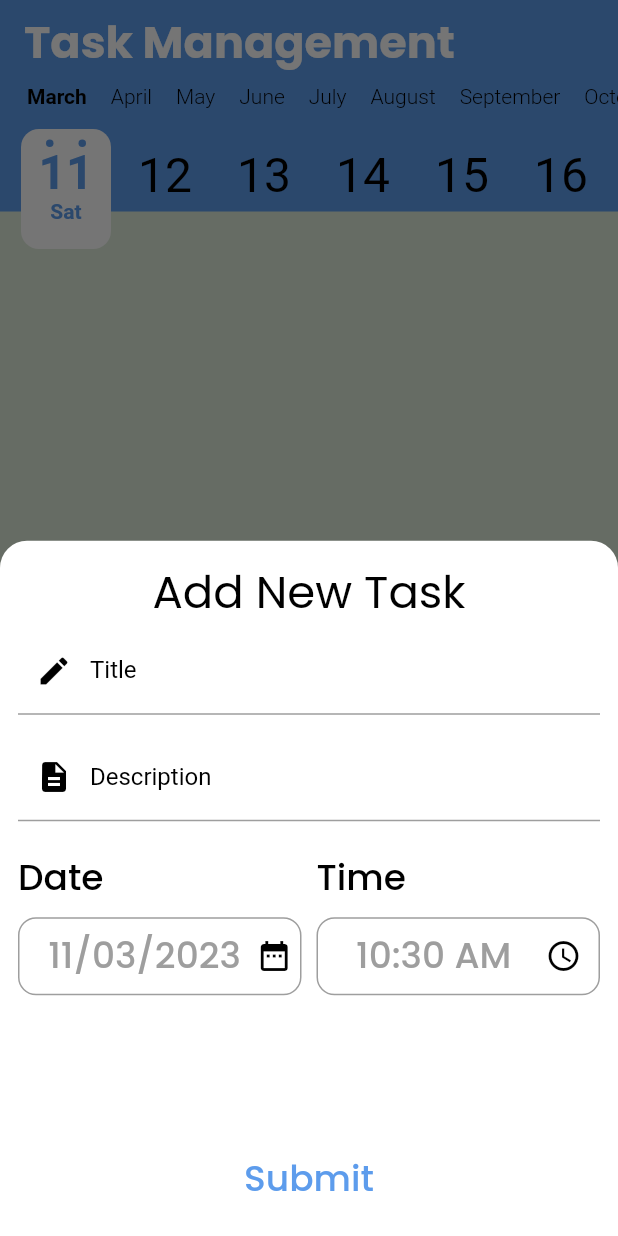
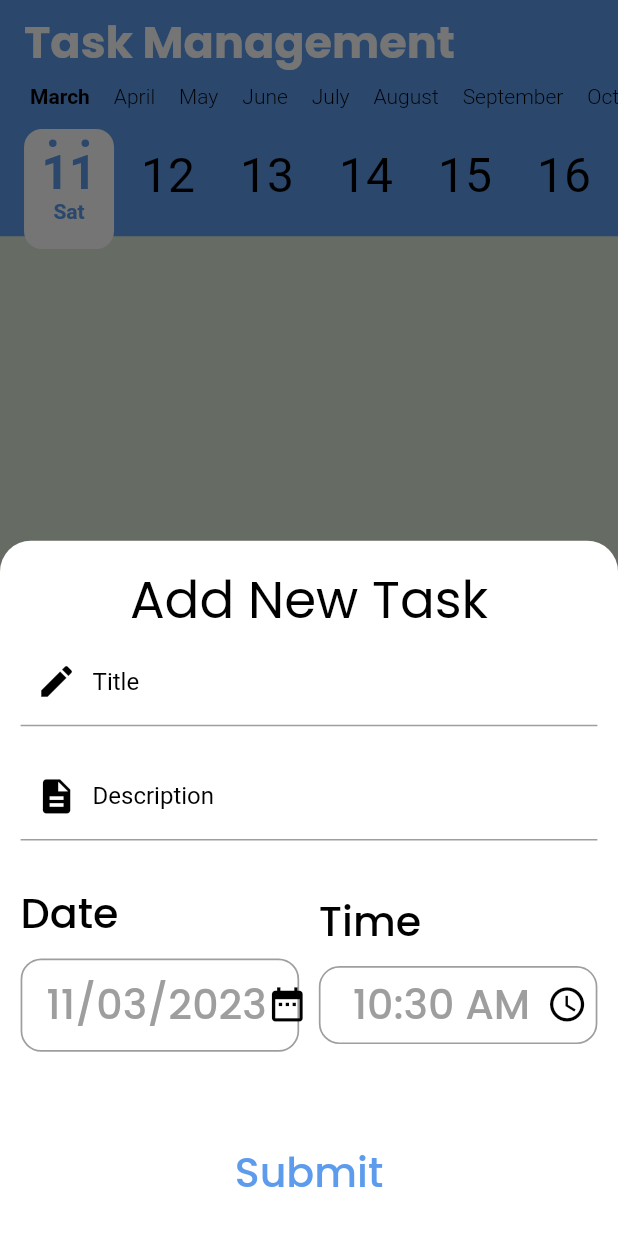
Before and after one commit to HusseinMohamed99/Task-Management, a Flutter app: the screen it shows after launch, after a tap on the "add" icon, on a phone screen of 412 x 824 dp. Run offline on Flutter 3.47's test engine with Material 2 defaults, Android fonts, the phone set to English and light mode, and no system bars; drawn by our look-alikes of calendar_timeline; our stand-ins replace cloud_firestore, firebase_core, flutter_screenutil, flutter_slidable, font_awesome_flutter, google_fonts and 2 more; accounts and stored records are empty; generated files the repository leaves out were written again.

Commit message:
New Updates
Signed-off-by: HusseinMohamed <husseinhtm99@gmail.com>

```diff
--- a/lib/screens/tasks/tasks_screen.dart
+++ b/lib/screens/tasks/tasks_screen.dart
@@ -1,6 +1,7 @@
 import 'package:calendar_timeline/calendar_timeline.dart';
 import 'package:cloud_firestore/cloud_firestore.dart';
 import 'package:flutter/material.dart';
+import 'package:flutter_screenutil/flutter_screenutil.dart';
 import 'package:google_fonts/google_fonts.dart';
 import 'package:provider/provider.dart';
 import 'package:task_management/model/task_model.dart';
@@ -34,11 +35,19 @@ class _TasksScreenState extends State<TasksScreen> {
       children: [
         Stack(
           children: [
-            Container(color: ThemeApp.lightPrimary,width: double.infinity,height: 85,),
+            Container(
+              color: ThemeApp.lightPrimary,
+              width: double.infinity,
+              height: 85.h,
+            ),
             CalendarTimeline(
               initialDate: selectedDate,
-              firstDate: DateTime.now().subtract(const Duration(days: 365)),
-              lastDate: DateTime.now().add(const Duration(days: 365)),
+              firstDate: DateTime.now().subtract(
+                const Duration(days: 365),
+              ),
+              lastDate: DateTime.now().add(
+                const Duration(days: 365),
+              ),
               onDateSelected: (date) {
                 if (date == null) {
                   return;
@@ -47,14 +56,15 @@ class _TasksScreenState extends State<TasksScreen> {
                   selectedDate = date;
                 });
               },
-              leftMargin: 14,
+              leftMargin: 14.r,
               monthColor: Colors.black,
               dayColor: Colors.black,
               activeDayColor: Theme.of(context).primaryColor,
               activeBackgroundDayColor: Colors.white,
               dotsColor: Theme.of(context).primaryColor,
               selectableDayPredicate: (date) => true,
-              locale: settingsProvider.currentLanguage == 'en' ? 'en_ISO' : 'ar',
+              locale:
+                  settingsProvider.currentLanguage == 'en' ? 'en_ISO' : 'ar',
             ),
           ],
         ),
@@ -63,21 +73,28 @@ class _TasksScreenState extends State<TasksScreen> {
             stream: MyDataBase.getTasks(selectedDate),
             builder: (buildContext, snapshot) {
               if (snapshot.connectionState == ConnectionState.waiting) {
-                return Center(child: AdaptiveIndicator(os: getOs()));
+                return Center(
+                  child: AdaptiveIndicator(
+                    os: getOs(),
+                  ),
+                );
               }
               if (snapshot.hasError) {
                 return Center(
                   child: Column(
                     mainAxisAlignment: MainAxisAlignment.center,
                     children: [
-                       Text(AppLocalizations.of(context)!.error_loading),
+                      Text(
+                        AppLocalizations.of(context)!.error_loading,
+                      ),
                       MaterialButton(
                         clipBehavior: Clip.antiAliasWithSaveLayer,
                         onPressed: () {},
                         child: Text(
                           AppLocalizations.of(context)!.try_again,
                           style: GoogleFonts.poppins(
-                              textStyle: Theme.of(context).textTheme.headline6),
+                            textStyle: Theme.of(context).textTheme.headline6,
+                          ),
                         ),
                       ),
                     ],
@@ -93,11 +110,14 @@ class _TasksScreenState extends State<TasksScreen> {
                         'assets/images/search.png',
                         color: Colors.grey,
                       ),
-                      const Space(width: 0, height: 20),
+                      Space(
+                        width: 0,
+                        height: 20.h,
+                      ),
                       Text(
                         AppLocalizations.of(context)!.no_task,
                         style: GoogleFonts.roboto(
-                          fontSize: 20,
+                          fontSize: 20.sp,
                           color: Colors.grey,
                         ),
                       ),
@@ -105,7 +125,11 @@ class _TasksScreenState extends State<TasksScreen> {
                   ),
                 );
               }
-              var tasks = snapshot.data?.docs.map((doc) => doc.data()).toList();
+              var tasks = snapshot.data?.docs
+                  .map(
+                    (doc) => doc.data(),
+                  )
+                  .toList();
               return ListView.builder(
                 itemBuilder: (_, index) {
                   return TasksItem(tasks![index]);
@@ -119,23 +143,3 @@ class _TasksScreenState extends State<TasksScreen> {
     );
   }
 }
-
-// class TasksProvider extends ChangeNotifier
-// {
-//   List <TasksModel> tasks ;
-//
-//   void loadTask()
-//   {
-//
-//   }
-//
-//   void addTask()
-//   {
-//     MyDataBase.insertTasks(tasks);
-//   }
-//
-//   void deleteTask()
-//   {
-//     MyDataBase.deleteTask(tasks);
-//   }
-// }
--- a/lib/shared/components/size_box.dart
+++ b/lib/shared/components/size_box.dart
@@ -1,4 +1,5 @@
 import 'package:flutter/material.dart';
+import 'package:flutter_screenutil/flutter_screenutil.dart';
 
 class Space extends StatelessWidget {
  final double width;
@@ -8,8 +9,8 @@ class Space extends StatelessWidget {
   @override
   Widget build(BuildContext context) {
     return SizedBox(
-        width: width,
-        height: height,
-      );
+      width: width.w,
+      height: height.h,
+    );
     }
 }
--- a/lib/shared/components/tasks_bottom_sheet.dart
+++ b/lib/shared/components/tasks_bottom_sheet.dart
@@ -1,4 +1,5 @@
 import 'package:flutter/material.dart';
+import 'package:flutter_screenutil/flutter_screenutil.dart';
 import 'package:font_awesome_flutter/font_awesome_flutter.dart';
 import 'package:google_fonts/google_fonts.dart';
 import 'package:provider/provider.dart';
@@ -10,6 +11,7 @@ import 'package:task_management/shared/components/size_box.dart';
 import 'package:task_management/shared/database/my_database.dart';
 import 'package:task_management/shared/providers/settings_provider.dart';
 import 'package:flutter_gen/gen_l10n/app_localizations.dart';
+import 'package:task_management/shared/style/theme.dart';
 
 class TasksBottomSheet extends StatefulWidget {
   const TasksBottomSheet({super.key});
@@ -27,7 +29,7 @@ class _TasksBottomSheetState extends State<TasksBottomSheet> {
   Widget build(BuildContext context) {
     var provider = Provider.of<SettingsProvider>(context);
     return Container(
-      padding: const EdgeInsets.all(12),
+      padding: const EdgeInsets.all(12).r,
       child: Form(
         key: formKey,
         child: Column(
@@ -45,17 +47,21 @@ class _TasksBottomSheetState extends State<TasksBottomSheet> {
             ),
             TextFormField(
               style: TextStyle(
-                  color: provider.isDarkMode() ? Colors.white : Colors.black),
+                color: provider.isDarkMode() ? Colors.white : Colors.black,
+              ),
               controller: titleController,
               keyboardType: TextInputType.text,
               decoration: InputDecoration(
-                  labelText:  AppLocalizations.of(context)!.title_,
+                labelText: AppLocalizations.of(context)!.title_,
                 labelStyle: TextStyle(
                   color: provider.isDarkMode() ? Colors.white : Colors.black,
                 ),
-                  prefixIcon: Icon(Icons.edit,
-                      color:
-                          provider.isDarkMode() ? Colors.white : Colors.black)),
+                prefixIcon: Icon(
+                  size: 24.sp,
+                  Icons.edit,
+                  color: provider.isDarkMode() ? Colors.white : Colors.black,
+                ),
+              ),
               validator: (value) {
                 if (value!.trim().isEmpty) {
                   return AppLocalizations.of(context)!.valid_title;
@@ -66,22 +72,29 @@ class _TasksBottomSheetState extends State<TasksBottomSheet> {
                 return null;
               },
             ),
-            const Space(width: 0, height: 12),
+            Space(
+              width: 0,
+              height: 12.h,
+            ),
             TextFormField(
               style: TextStyle(
-                  color: provider.isDarkMode() ? Colors.white : Colors.black),
+                color: provider.isDarkMode() ? Colors.white : Colors.black,
+              ),
               controller: descriptionController,
               maxLines: 6,
               minLines: 1,
               keyboardType: TextInputType.text,
               decoration: InputDecoration(
-                  labelText:  AppLocalizations.of(context)!.desc,
+                labelText: AppLocalizations.of(context)!.desc,
                 labelStyle: TextStyle(
-                      color:
-                          provider.isDarkMode() ? Colors.white : Colors.black),
-                  prefixIcon: Icon(Icons.description,
-                      color:
-                          provider.isDarkMode() ? Colors.white : Colors.black)),
+                  color: provider.isDarkMode() ? Colors.white : Colors.black,
+                ),
+                prefixIcon: Icon(
+                  size: 24.sp,
+                  Icons.description,
+                  color: provider.isDarkMode() ? Colors.white : Colors.black,
+                ),
+              ),
               validator: (value) {
                 if (value!.trim().isEmpty) {
                   return AppLocalizations.of(context)!.valid_desc;
@@ -92,7 +105,7 @@ class _TasksBottomSheetState extends State<TasksBottomSheet> {
                 return null;
               },
             ),
-            const Space(width: 0, height: 20),
+            Space(width: 0, height: 20.h),
             Row(
               children: [
                 Expanded(
@@ -106,23 +119,26 @@ class _TasksBottomSheetState extends State<TasksBottomSheet> {
                         Text(
                           AppLocalizations.of(context)!.date,
                           style: GoogleFonts.poppins(
-                              textStyle: Theme.of(context)
-                                  .textTheme
-                                  .headline6!
-                                  .copyWith(
+                            textStyle:
+                                Theme.of(context).textTheme.headline6!.copyWith(
                                       color: provider.isDarkMode()
                                           ? Colors.white
-                                          : Colors.black)),
+                                          : Colors.black,
+                                    ),
+                          ),
                         ),
                         Container(
                           alignment: Alignment.center,
-                          margin: const EdgeInsets.only(top: 8.0),
-                          padding: const EdgeInsets.only(left: 14.0),
-                          height: 52,
+                          margin: const EdgeInsets.only(top: 8.0).r,
+                          padding: const EdgeInsets.only(left: 14.0).r,
+                          height: 52.h,
                           decoration: BoxDecoration(
-                              border:
-                                  Border.all(color: Colors.grey, width: 1.0),
-                              borderRadius: BorderRadius.circular(12)),
+                            border: Border.all(
+                              color: Colors.grey,
+                              width: 1.0.w,
+                            ),
+                            borderRadius: BorderRadius.circular(12).r,
+                          ),
                           child: Row(
                             mainAxisAlignment: MainAxisAlignment.spaceAround,
                             children: [
@@ -137,10 +153,13 @@ class _TasksBottomSheetState extends State<TasksBottomSheet> {
                                       ),
                                 ),
                               ),
-                              Icon(Icons.date_range,
+                              Icon(
+                                Icons.date_range,
                                 color: provider.isDarkMode()
                                     ? Colors.white
-                                      : Colors.black),
+                                    : Colors.black,
+                                size: 24.sp,
+                              ),
                             ],
                           ),
                         ),
@@ -148,7 +167,7 @@ class _TasksBottomSheetState extends State<TasksBottomSheet> {
                     ),
                   ),
                 ),
-                const Space(width: 10, height: 0),
+                Space(width: 10.w, height: 0),
                 Expanded(
                   child: InkWell(
                     onTap: () {
@@ -166,17 +185,19 @@ class _TasksBottomSheetState extends State<TasksBottomSheet> {
                                 .copyWith(
                                     color: provider.isDarkMode()
                                         ? Colors.white
-                                          : Colors.black)),
+                                        : Colors.black),
+                          ),
                         ),
                         Container(
                           alignment: Alignment.center,
-                          margin: const EdgeInsets.only(top: 8.0),
-                          padding: const EdgeInsets.only(left: 14.0),
+                          margin: const EdgeInsets.only(top: 8.0).r,
+                          padding: const EdgeInsets.only(left: 14.0).r,
                           height: 52,
                           decoration: BoxDecoration(
                             border:
-                                  Border.all(color: Colors.grey, width: 1.0),
-                              borderRadius: BorderRadius.circular(12)),
+                                Border.all(color: Colors.grey, width: 1.0.w),
+                            borderRadius: BorderRadius.circular(12).r,
+                          ),
                           child: Row(
                             mainAxisAlignment: MainAxisAlignment.spaceAround,
                             children: [
@@ -191,10 +212,13 @@ class _TasksBottomSheetState extends State<TasksBottomSheet> {
                                       ),
                                 ),
                               ),
-                              Icon(Icons.watch_later_outlined,
+                              Icon(
+                                Icons.watch_later_outlined,
                                 color: provider.isDarkMode()
                                     ? Colors.white
-                                      : Colors.black),
+                                    : Colors.black,
+                                size: 24.sp,
+                              ),
                             ],
                           ),
                         ),
@@ -215,7 +239,8 @@ class _TasksBottomSheetState extends State<TasksBottomSheet> {
                 child: Text(
                   AppLocalizations.of(context)!.add,
                   style: GoogleFonts.poppins(
-                      textStyle: Theme.of(context).textTheme.headline6),
+                    textStyle: Theme.of(context).textTheme.headline6,
+                  ),
                 )),
           ],
         ),
@@ -231,7 +256,6 @@ class _TasksBottomSheetState extends State<TasksBottomSheet> {
       title: titleController.text,
       description: descriptionController.text,
       dateTime: selectedDate,
-      //timeOfDay: selectedTime,
     );
 
     MyDialog.showLoadingDialog(context, AppLocalizations.of(context)!.loading);
@@ -244,10 +268,15 @@ class _TasksBottomSheetState extends State<TasksBottomSheet> {
       }, isDismissible: false);
     } catch (error) {
       MyDialog.hideDialog(context);
-      MyDialog.showMessage(context,  AppLocalizations.of(context)!.task_error,
-          posActionTitle:  AppLocalizations.of(context)!.try_again, posAction: () {
+      MyDialog.showMessage(
+        context,
+        AppLocalizations.of(context)!.task_error,
+        posActionTitle: AppLocalizations.of(context)!.try_again,
+        posAction: () {
           insertTasks();
-      }, isDismissible: false);
+        },
+        isDismissible: false,
+      );
     }
   }
 
@@ -256,7 +285,9 @@ class _TasksBottomSheetState extends State<TasksBottomSheet> {
     var userSelectedDate = await showDatePicker(
       initialDate: selectedDate,
       firstDate: DateTime.now(),
-      lastDate: DateTime.now().add(const Duration(days: 365)),
+      lastDate: DateTime.now().add(
+        const Duration(days: 365),
+      ),
       context: context,
     );
     if (userSelectedDate == null) {
@@ -290,14 +321,14 @@ class _TasksBottomSheetState extends State<TasksBottomSheet> {
       children: [
         Text(
           title,
-          style: Theme.of(context)
-              .textTheme
-              .headline4
-              ?.copyWith(color: Theme.of(context).accentColor),
+          style: Theme.of(context).textTheme.headline4?.copyWith(
+                color: ThemeApp.secondaryColor,
+              ),
         ),
         Icon(
           FontAwesomeIcons.circleCheck,
-          color: Theme.of(context).accentColor,
+          color: ThemeApp.secondaryColor,
+          size: 24.sp,
         )
       ],
     );
--- a/lib/shared/style/theme.dart
+++ b/lib/shared/style/theme.dart
@@ -1,7 +1,10 @@
 import 'package:flutter/material.dart';
 import 'package:flutter/services.dart';
+import 'package:flutter_screenutil/flutter_screenutil.dart';
 
 class ThemeApp {
+  static const Color secondaryColor = Colors.blueAccent;
+
   static const Color lightPrimary = Color(0xff5D9CEC);
   static const Color darkPrimary = Color(0xff060E1E);
   static const Color darkBottom = Color(0xff141922);
@@ -12,80 +15,124 @@ class ThemeApp {
   static final ThemeData lightTheme = ThemeData(
     primaryColor: lightPrimary,
     scaffoldBackgroundColor: scaffoldBackgroundColorLight,
-    bottomSheetTheme: const BottomSheetThemeData(
+    bottomSheetTheme: BottomSheetThemeData(
       backgroundColor: Colors.white,
       shape: RoundedRectangleBorder(
-            borderRadius: BorderRadius.only(
-                topLeft: Radius.circular(18), topRight: Radius.circular(18)))),
+        borderRadius: const BorderRadius.only(
+          topLeft: Radius.circular(18),
+          topRight: Radius.circular(18),
+        ).r,
+      ),
+    ),
     cardColor: Colors.white,
-    textTheme: const TextTheme(
+    textTheme: TextTheme(
       headline6: TextStyle(
-          fontSize: 24,
+        fontSize: 24.sp,
         color: lightPrimary,
       ),
       headline5: TextStyle(
-          fontSize: 30,
+        fontSize: 30.sp,
         color: lightPrimary,
       ),
-        subtitle2: TextStyle(fontSize: 14, color: Colors.grey)),
-    appBarTheme: const AppBarTheme(
+      subtitle2: TextStyle(
+        fontSize: 14.sp,
+        color: Colors.grey,
+      ),
+    ),
+    appBarTheme: AppBarTheme(
       elevation: 0,
       centerTitle: true,
       color: lightPrimary,
       titleTextStyle: TextStyle(
-          color: Colors.white, fontSize: 32, fontWeight: FontWeight.w500),
-      iconTheme: IconThemeData(color: Colors.black),
-      systemOverlayStyle: SystemUiOverlayStyle(
+        color: Colors.white,
+        fontSize: 32.sp,
+        fontWeight: FontWeight.w500,
+      ),
+      iconTheme: IconThemeData(
+        color: Colors.black,
+        size: 24.sp,
+      ),
+      systemOverlayStyle: const SystemUiOverlayStyle(
         statusBarBrightness: Brightness.dark,
         statusBarColor: Colors.transparent,
-          statusBarIconBrightness: Brightness.dark),
-      actionsIconTheme: IconThemeData(
+        statusBarIconBrightness: Brightness.dark,
+      ),
+      actionsIconTheme: const IconThemeData(
         color: Colors.white,
       ),
     ),
-    bottomNavigationBarTheme: const BottomNavigationBarThemeData(
+    bottomNavigationBarTheme: BottomNavigationBarThemeData(
       backgroundColor: Colors.transparent,
       elevation: 0,
       showSelectedLabels: true,
       showUnselectedLabels: false,
-        selectedIconTheme: IconThemeData(size: 35, color: lightPrimary),
-        unselectedIconTheme: IconThemeData(size: 30, color: grey),
-        selectedLabelStyle: TextStyle(color: Colors.black),
-        selectedItemColor: Colors.black),
+      selectedIconTheme: IconThemeData(
+        size: 35.sp,
+        color: lightPrimary,
+      ),
+      unselectedIconTheme: IconThemeData(
+        size: 30.sp,
+        color: grey,
+      ),
+      selectedLabelStyle: const TextStyle(
+        color: Colors.black,
+      ),
+      selectedItemColor: Colors.black,
+    ),
   );
 
   static final ThemeData darkTheme = ThemeData(
     scaffoldBackgroundColor: scaffoldBackgroundColorDark,
     primaryColor: darkPrimary,
-    bottomSheetTheme: const BottomSheetThemeData(
-        backgroundColor: Colors.transparent,
+    bottomSheetTheme: BottomSheetThemeData(
+      backgroundColor: darkPrimary,
       shape: RoundedRectangleBorder(
-            borderRadius: BorderRadius.only(
-                topLeft: Radius.circular(18), topRight: Radius.circular(18)))),
-    textTheme: const TextTheme(
+        borderRadius: const BorderRadius.only(
+          topLeft: Radius.circular(18),
+          topRight: Radius.circular(18),
+        ).r,
+      ),
+    ),
+    textTheme: TextTheme(
       headline6: TextStyle(
-          fontSize: 22,
+        fontSize: 22.sp,
         color: Colors.white,
       ),
       headline4: TextStyle(
-          fontSize: 28,
+        fontSize: 28.sp,
         color: Colors.white,
       ),
-        subtitle2: TextStyle(fontSize: 14, color: Colors.white)),
-    appBarTheme: const AppBarTheme(
+      subtitle2: TextStyle(
+        fontSize: 14.sp,
+        color: Colors.white,
+      ),
+    ),
+    appBarTheme: AppBarTheme(
       centerTitle: true,
       color: lightPrimary,
       elevation: 0,
       titleTextStyle: TextStyle(
-          color: Colors.white, fontSize: 32, fontWeight: FontWeight.w500),
+        color: Colors.white,
+        fontSize: 32.sp,
+        fontWeight: FontWeight.w500,
       ),
-    bottomNavigationBarTheme: const BottomNavigationBarThemeData(
+    ),
+    bottomNavigationBarTheme: BottomNavigationBarThemeData(
       backgroundColor: darkBottom,
       showSelectedLabels: true,
       showUnselectedLabels: false,
-        selectedIconTheme: IconThemeData(size: 35, color: lightPrimary),
-        unselectedIconTheme: IconThemeData(size: 30, color: grey),
-        selectedLabelStyle: TextStyle(color: Colors.black),
-        selectedItemColor: Colors.black),
+      selectedIconTheme: IconThemeData(
+        size: 35.sp,
+        color: lightPrimary,
+      ),
+      unselectedIconTheme: IconThemeData(
+        size: 30.sp,
+        color: grey,
+      ),
+      selectedLabelStyle: const TextStyle(
+        color: Colors.black,
+      ),
+      selectedItemColor: Colors.black,
+    ),
   );
 }
```
Also changed, not shown: lib/screens/tasks/tasks_item.dart (+41 -28 lines), lib/shared/adaptive/dialog.dart (+14 -10 lines), lib/shared/components/language_bottom_sheet.dart (+43 -24 lines), lib/shared/components/my_divider.dart (+5 -3 lines), lib/shared/components/navigator.dart (+10 -2 lines), lib/shared/components/theme_bottom_sheet.dart (+30 -15 lines). Lines whose indentation alone changed are shown as unchanged.
